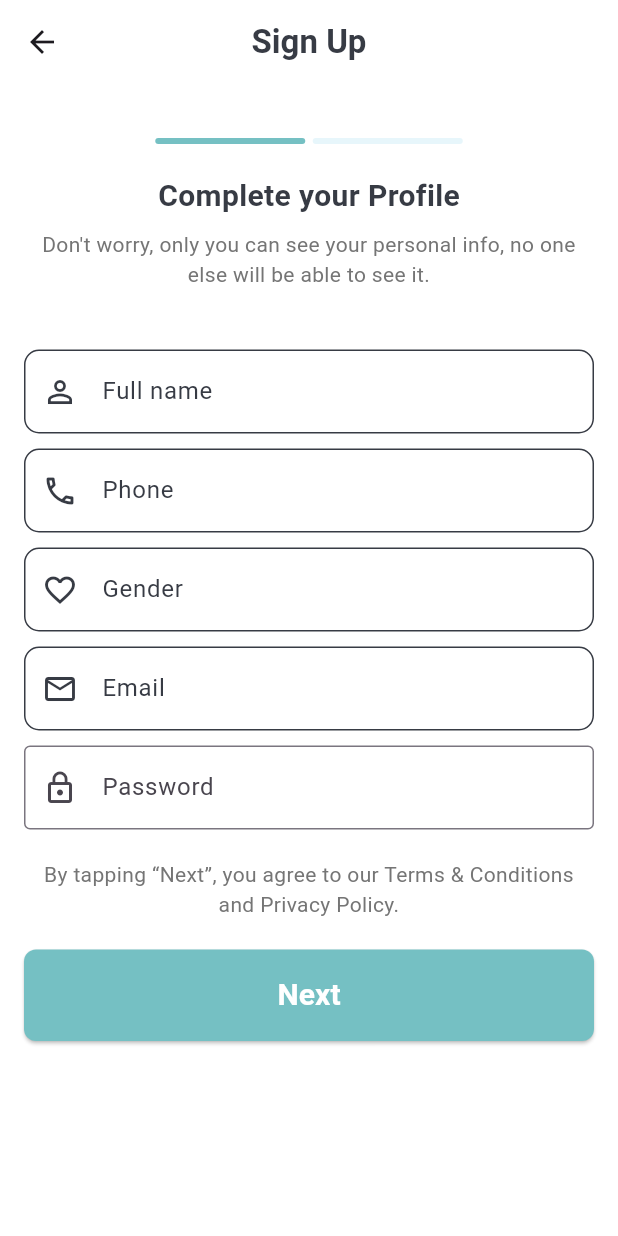
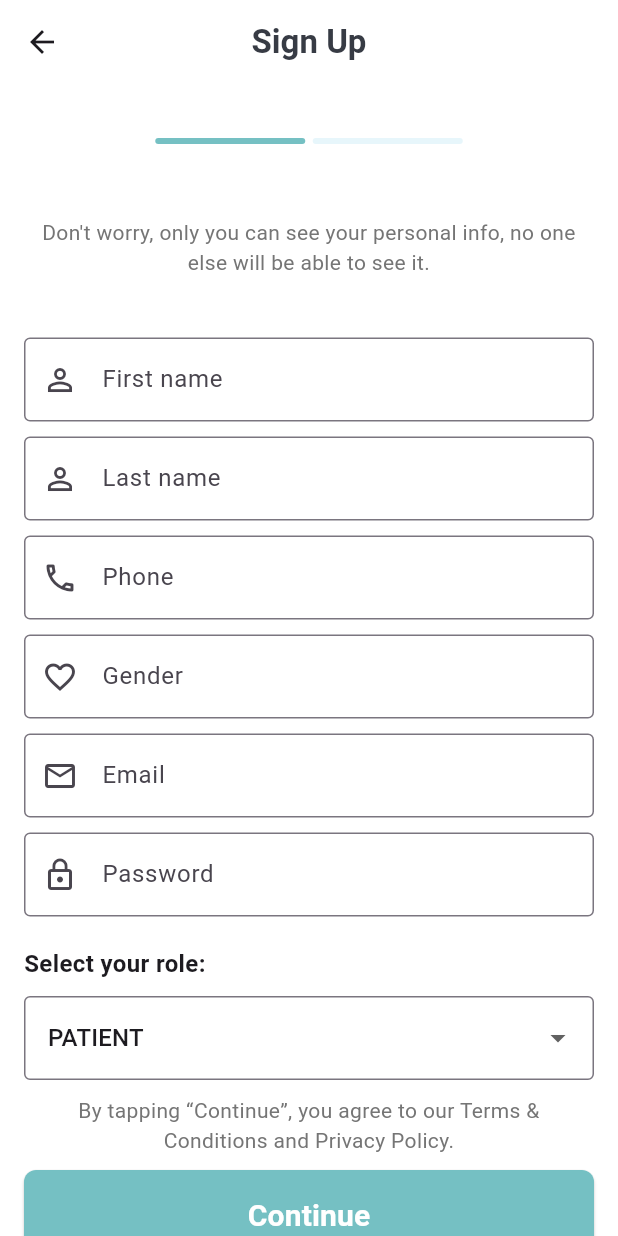
Before and after one commit to Sammyalade/ew, a Flutter app: the SignUpScreen screen opened directly, on a phone screen of 412 x 824 dp. Run offline on Flutter 3.47's test engine with Material 3 defaults, Android fonts, the phone set to English and light mode, and no system bars; our stand-ins replace image_picker, smooth_page_indicator, table_calendar.

Commit message:
register and login integrated with local host(patient certain)

```diff
--- a/lib/doctor/doctor_reg_form.dart
+++ b/lib/doctor/doctor_reg_form.dart
@@ -2,9 +2,7 @@
 
 import 'package:flutter/material.dart';
 import 'package:flutter/services.dart';
-import 'package:health_eaze/doctor/clinic_details.dart';
 import 'package:health_eaze/utils/form_fields.dart';
-import 'package:health_eaze/patient/patient_dashboard.dart';
 import 'package:health_eaze/doctor/qualification_form.dart';
 import 'package:health_eaze/doctor/registration_details.dart';
 import 'package:health_eaze/utils/utils.dart';
--- a/lib/doctor/qualification_form.dart
+++ b/lib/doctor/qualification_form.dart
@@ -1,5 +1,4 @@
 import 'package:flutter/material.dart';
-import 'package:health_eaze/doctor/doctor_reg_form.dart';
 import 'package:health_eaze/utils/form_fields.dart';
 import 'package:health_eaze/utils/utils.dart';
 
--- a/lib/onboarding/welcome_screen.dart
+++ b/lib/onboarding/welcome_screen.dart
@@ -107,7 +107,7 @@ class WelcomeScreen extends StatelessWidget {
   void navigateToLoginPage(BuildContext context) {
     Navigator.push(
       context,
-      MaterialPageRoute(builder: (context) => LoginScreen()),
+      MaterialPageRoute(builder: (context) => const LoginScreen()),
     );
   }
 
--- a/lib/widgets/sign_up_page.dart
+++ b/lib/widgets/sign_up_page.dart
@@ -1,120 +1,318 @@
-// ignore_for_file: prefer_const_constructors
-
 import 'package:flutter/material.dart';
 import 'package:health_eaze/doctor/doctor_sign_up.dart';
-import 'package:health_eaze/utils/utils.dart';
+import 'package:health_eaze/lab/lab_dashboard.dart';
+import 'package:health_eaze/patient/patient_dashboard.dart';
+import 'package:health_eaze/pharmacy/pharm_dashboard.dart';
+import 'package:health_eaze/services/sign_up_service.dart';
+import 'package:health_eaze/utils/utilities.dart';
 
-class SignUpScreen extends StatelessWidget {
+class SignUpScreen extends StatefulWidget {
   const SignUpScreen({super.key});
 
-  Container slider(Color? sliderColor) {
+  @override
+  State<SignUpScreen> createState() => _SignUpScreenState();
+}
+
+class _SignUpScreenState extends State<SignUpScreen> {
+  String selectedRole = 'PATIENT';
+  final SignUpService signUpService = SignUpService();
+  final _formKey = GlobalKey<FormState>();
+  final TextEditingController _firstNameController = TextEditingController();
+  final TextEditingController _lastNameController = TextEditingController();
+  final TextEditingController _phoneController = TextEditingController();
+  final TextEditingController _genderController = TextEditingController();
+  final TextEditingController _emailController = TextEditingController();
+  final TextEditingController _passwordController = TextEditingController();
+
+  bool _isLoading = false;
+
+  @override
+  Widget build(BuildContext context) {
+    return Scaffold(
+      appBar: buildAppBar(),
+      backgroundColor: Colors.white,
+      body: SingleChildScrollView(
+        child: Padding(
+          padding: const EdgeInsets.all(16.0),
+          child: Form(
+            key: _formKey,
+            child: Column(
+              children: [
+                const SizedBox(height: 20,),
+                buildProgressIndicator(),
+                const SizedBox(height: 20,),
+                buildTitleText(),
+                const SizedBox(height: 8,),
+                buildSubtitleText(),
+                const SizedBox(height: 40,),
+                buildInputFields(),
+                const SizedBox(height: 20,),
+                buildRoleDropdown(),
+                const SizedBox(height: 10,),
+                buildTermsAndConditionsText(),
+                const SizedBox(height: 10,),
+                buildNextButton(context)
+              ],
+            ),
+          ),
+        ),
+      ),
+    );
+  }
+
+  AppBar buildAppBar() {
+    return AppBar(
+      backgroundColor: Colors.white,
+      elevation: 0,
+      title: const Text(
+        'Sign Up',
+        style: TextStyle(
+          color: black,
+          fontWeight: FontWeight.bold,
+        ),
+      ),
+      centerTitle: true,
+    );
+  }
+
+  Widget buildProgressIndicator() {
+    return Row(
+      mainAxisAlignment: MainAxisAlignment.center,
+      children: [
+        buildSlider(primaryColorBlue),
+        const SizedBox(width: 5),
+        buildSlider(const Color.fromARGB(255, 231, 246, 251)),
+      ],
+    );
+  }
+
+  Container buildSlider(Color sliderColor) {
     return Container(
       height: 4,
       width: 100,
       decoration: BoxDecoration(
         color: sliderColor,
         borderRadius: BorderRadius.circular(2),
-        ));
+      ),
+    );
   }
 
-  @override
-  Widget build(BuildContext context) {
-    return Scaffold(
-      appBar: AppBar(
-        backgroundColor: Colors.white,
-        elevation: 0,
-        // leading: const Icon(Icons.arrow_back, color: Colors.black),
-        title: const Text(
-          'Sign Up',
-          style: TextStyle(
-              color: Color.fromARGB(255, 55, 59, 68),
-              fontWeight: FontWeight.bold),
-        ),
-        centerTitle: true,
-      ),
-      backgroundColor: Colors.white,
-      body: SingleChildScrollView(
-        child: Padding(
-          padding: const EdgeInsets.all(16.0),
-          child: Column(
-            children: [
-              SizedBox(height: 20),
-              Row(
-                mainAxisAlignment: MainAxisAlignment.center,
-                children: [
-                  slider(const Color.fromARGB(255, 117, 192, 195)),
-                  SizedBox(width: 5),
-                  slider(const Color.fromARGB(255, 231, 246, 251))
-                ],
-              ),
-              SizedBox(height: 20),
-              Text(
-                "Complete your Profile",
-                style: TextStyle(
-                  color: Color.fromARGB(255, 55, 59, 68),
-                  fontSize: 20,
-                  fontWeight: FontWeight.bold,
-                ),
-              ),
-              SizedBox(height: 8),
-              Text(
+  Widget buildTitleText() {
+    return const Text('');
+  }
+
+  Widget buildSubtitleText() {
+    return Text(
       "Don't worry, only you can see your personal info, no one else will be able to see it.",
       textAlign: TextAlign.center,
       style: TextStyle(
         color: Colors.grey[600],
       ),
+    );
+  }
+
+  Widget buildInputFields() {
+    return Column(
+      children: [
+        buildInputField(Icons.person_outline, 'First name', _firstNameController),
+        const SizedBox(height: 10),
+        buildInputField(Icons.person_outline, 'Last name', _lastNameController),
+        const SizedBox(height: 10),
+        buildInputField(Icons.phone_outlined, 'Phone', _phoneController),
+        const SizedBox(height: 10),
+        buildInputField(Icons.favorite_outline, 'Gender', _genderController),
+        const SizedBox(height: 10),
+        buildInputField(Icons.email_outlined, 'Email', _emailController),
+        const SizedBox(height: 10),
+        buildPasswordField(_passwordController),
+      ],
+    );
+  }
+
+  Widget buildInputField(IconData icon, String label, TextEditingController controller) {
+    return TextFormField(
+      controller: controller,
+      decoration: InputDecoration(
+        prefixIcon: Icon(icon),
+        labelText: label,
+        border: const OutlineInputBorder(),
       ),
-              SizedBox(height: 20),
-              SizedBox(height: 20),
-              inputTextField(Icon(Icons.person_outline), 'Full name'),
-              SizedBox(height: 10),
-              inputTextField(Icon(Icons.phone_outlined), 'Phone'),
-              SizedBox(height: 10),
-              inputTextField(Icon(Icons.favorite_outline), 'Gender'),
-              SizedBox(height: 10),
-              inputTextField(Icon(Icons.email_outlined), 'Email'),
-              SizedBox(height: 10),
-              TextField(
+      validator: (value) {
+        if (value == null || value.isEmpty) {
+          return 'Please enter your $label';
+        }
+        return null;
+      },
+    );
+  }
+
+  Widget buildPasswordField(TextEditingController controller) {
+    return TextFormField(
+      controller: controller,
       obscureText: true,
-                decoration: InputDecoration(
-                  prefixIcon: Icon(Icons.lock_outline),
+      decoration: const InputDecoration(
+        prefixIcon:  Icon(Icons.lock_outline),
         labelText: 'Password',
+        border:  OutlineInputBorder(),
+      ),
+      validator: (value) {
+        if (value == null || value.isEmpty) {
+          return 'Please enter your password';
+        }
+        return null;
+      },
+    );
+  }
+
+  Widget buildRoleDropdown() {
+    return Column(
+      crossAxisAlignment: CrossAxisAlignment.start,
+      children: [
+        const Text(
+          "Select your role:",
+          style: TextStyle(
+            fontSize: 16,
+            fontWeight: FontWeight.bold,
+          ),
+        ),
+        const SizedBox(height: 10),
+        DropdownButtonFormField<String>(
+          value: selectedRole,
+          items: ['PATIENT', 'DOCTOR', 'PHARMACY', 'LABORATORY'].map((role) {
+            return DropdownMenuItem(
+              value: role,
+              child: Text(role),
+            );
+          }).toList(),
+          onChanged: (newValue) {
+            setState(() {
+              selectedRole = newValue!;
+            });
+          },
+          decoration: const InputDecoration(
             border: OutlineInputBorder(),
           ),
         ),
-              SizedBox(height: 20),
-              Text(
-                "By tapping “Next”, you agree to our Terms & Conditions and Privacy Policy.",
+      ],
+    );
+  }
+
+  Widget buildTermsAndConditionsText() {
+    return Text(
+      "By tapping “Continue”, you agree to our Terms & Conditions and Privacy Policy.",
       textAlign: TextAlign.center,
       style: TextStyle(color: Colors.grey[600]),
-              ),
-              SizedBox(height: 20),
-              ElevatedButton(
+    );
+  }
+
+  Widget buildNextButton(BuildContext context) {
+    return ElevatedButton(
       style: ElevatedButton.styleFrom(
-                  backgroundColor: const Color.fromARGB(255, 117, 192, 195),
-                  padding: EdgeInsets.symmetric(vertical: 16),
-                  minimumSize: Size(double.infinity, 50),
+        backgroundColor: primaryColorBlue,
+        padding: const EdgeInsets.symmetric(vertical: 16),
+        minimumSize: const Size(double.infinity, 50),
         shape: RoundedRectangleBorder(
           borderRadius: BorderRadius.circular(8),
         ),
       ),
-                onPressed: () {
-                  Navigator.push(context,
-                      MaterialPageRoute(builder: (context) => DoctorSpecialityChoices()));
+      onPressed: () async {
+        setState(() {
+          _isLoading = true;
+        });
+        try {
+          if (_formKey.currentState!.validate()) {
+            // Extract the values from the controllers
+            String firstName = _firstNameController.text;
+            String lastName = _lastNameController.text;
+            String phone = _phoneController.text;
+            String gender = _genderController.text;
+            String email = _emailController.text;
+            String password = _passwordController.text;
+            String role = selectedRole;
+
+            // Call the sign up service
+            await signUpService.signUp(
+              firstName: firstName,
+              lastName: lastName,
+              phone: phone,
+              gender: gender,
+              email: email,
+              password: password,
+              role: role,
+            );
+
+            if (mounted) {
+              await _showDialog(context, 'Success', 'Sign up successful');
+              navigateToDashboard(context, role);
+            }
+          }
+        } catch (e) {
+          if (mounted) {
+            await _showDialog(context, 'Error', 'Sign up failed: $e');
+            ScaffoldMessenger.of(context).showSnackBar(
+              SnackBar(content: Text('Sign up failed: ${e.toString()}')),
+            );
+          }
+        } finally {
+          setState(() {
+            _isLoading = false;
+          });
+        }
       },
-                child: Text(
-                  "Next",
+      child: const Text(
+        "Continue",
         style: TextStyle(
           fontWeight: FontWeight.bold,
           fontSize: 20,
-                      color: Colors.white),
-                ),
-              ),
-              SizedBox(height: 20),
-            ],
-          ),
+          color: Colors.white,
         ),
       ),
     );
   }
+
+  void navigateToDashboard(BuildContext context, String role) {
+    Widget nextScreen;
+
+    switch (role) {
+      case 'DOCTOR':
+        nextScreen = const DoctorSpecialityChoices();
+        break;
+      case 'PHARMACY':
+        nextScreen = const PharmDashboard();
+        break;
+      case 'LAB':
+        nextScreen = const LabDashboard();
+        break;
+      case 'PATIENT':
+        nextScreen = const PatientDashboard();
+      default:
+        nextScreen = const PatientDashboard();
     }
+
+    Navigator.push(
+      context,
+      MaterialPageRoute(builder: (context) => nextScreen),
+    );
+  }
+
+  Future<void> _showDialog(BuildContext context, String title, String message) async {
+    return showDialog<void>(
+      context: context,
+      barrierDismissible: false,
+      builder: (BuildContext context) {
+        return AlertDialog(
+          title: Text(title),
+          content: Text(message),
+          actions: <Widget>[
+            TextButton(
+              child: const Text('OK'),
+              onPressed: () {
+                Navigator.of(context).pop();
+              },
+            ),
+          ],
+        );
+      },
+    );
+  }
+}
--- a/pubspec.yaml
+++ b/pubspec.yaml
@@ -21,6 +21,8 @@ dependencies:
   file_picker: ^5.2.6
   image_picker: ^1.1.2
   table_calendar: ^3.1.2
+  url_launcher: ^6.3.0
+  get: ^4.6.6
 
 
 dev_dependencies:
```
Also changed, not shown: lib/services/login_api_service.dart (+10 -4 lines), lib/services/sign_up_service.dart (added, +47 -0 lines), lib/widgets/sign_in_page.dart (+31 -16 lines), lib/services/doctor_sign_up_service.dart (added), pubspec.lock, 8 other files. Lines whose indentation alone changed are shown as unchanged.
